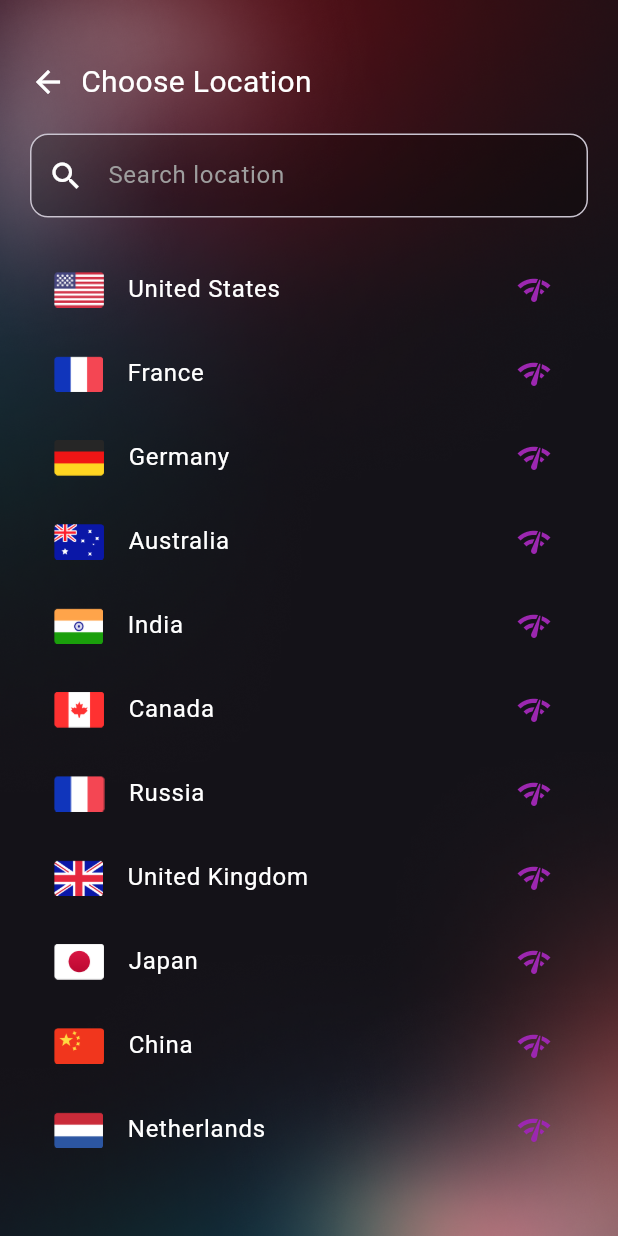
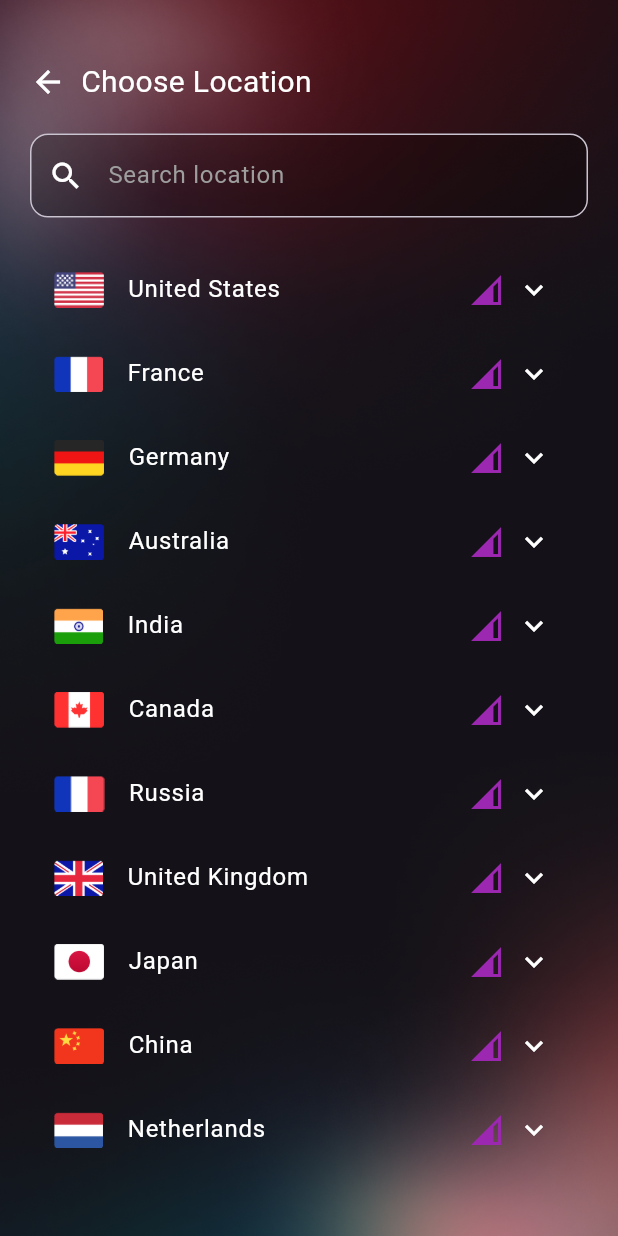
Before and after one commit to sagarsomani/movieapp, a Flutter app: the VPNLocationScreen screen opened directly, on a phone screen of 412 x 824 dp. Run offline on Flutter 3.47's test engine with Material 3 defaults, Android fonts, the phone set to English and light mode, and no system bars.

Commit message:
first commit

```diff
--- a/lib/screens/vpn_location_screen.dart
+++ b/lib/screens/vpn_location_screen.dart
@@ -21,7 +21,8 @@ class VPNLocationScreen extends StatelessWidget {
   @override
   Widget build(BuildContext context) {
     return Scaffold(
-      body: Container(
+      body: SafeArea(
+        child: Container(
           decoration: BoxDecoration(
             image: DecorationImage(
               image: AssetImage("assets/background.png"),
@@ -33,7 +34,12 @@ class VPNLocationScreen extends StatelessWidget {
             children: [
               Row(
                 children: [
-                Icon(Icons.arrow_back, color: Colors.white),
+                  GestureDetector(
+                    onTap: () {
+                      Navigator.pop(context);
+                    },
+                    child: Icon(Icons.arrow_back, color: Colors.white),
+                  ),
                   SizedBox(width: 10),
                   Text(
                     'Choose Location',
@@ -70,6 +76,7 @@ class VPNLocationScreen extends StatelessWidget {
             ],
           ),
         ),
+      ),
     );
   }
 }
--- a/lib/widgets/location_tile.dart
+++ b/lib/widgets/location_tile.dart
@@ -11,7 +11,21 @@ class LocationTile extends StatelessWidget {
     return ListTile(
       leading: Image.asset(flagAsset, height: 24),
       title: Text(name, style: TextStyle(color: Colors.white)),
-      trailing: Icon(Icons.network_check, color: Colors.purple),
+      trailing: Row(
+        mainAxisSize: MainAxisSize.min,
+        children: [
+          Icon(Icons.network_cell, color: Colors.purple),
+          SizedBox(width: 8),
+          Icon(Icons.keyboard_arrow_down, color: Colors.white),
+        ],
+      ),
+
+      onTap: () {
+        // Handle location selection
+        ScaffoldMessenger.of(
+          context,
+        ).showSnackBar(SnackBar(content: Text('Selected location: $name')));
+      },
     );
   }
 }
```
Also changed, not shown: lib/screens/vpn_main_screen.dart (+22 -6 lines), assets/world_map.png (renamed from assets/image.png). Lines whose indentation alone changed are shown as unchanged.
